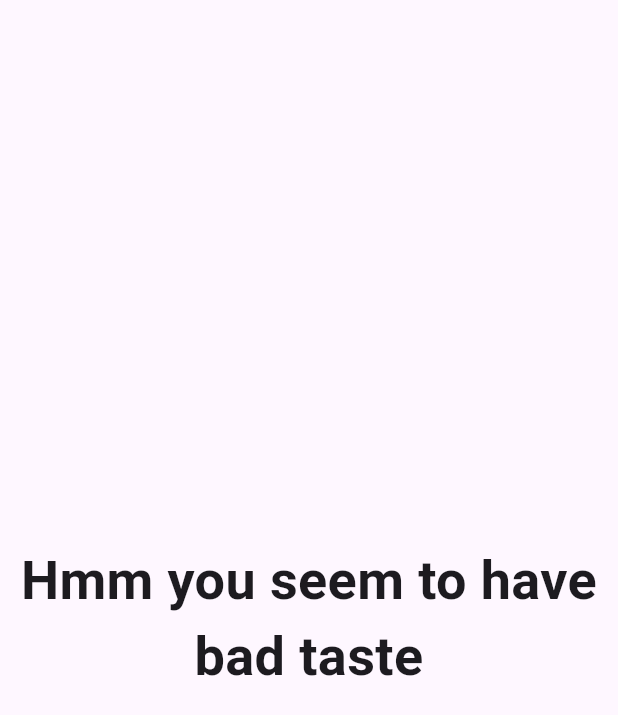
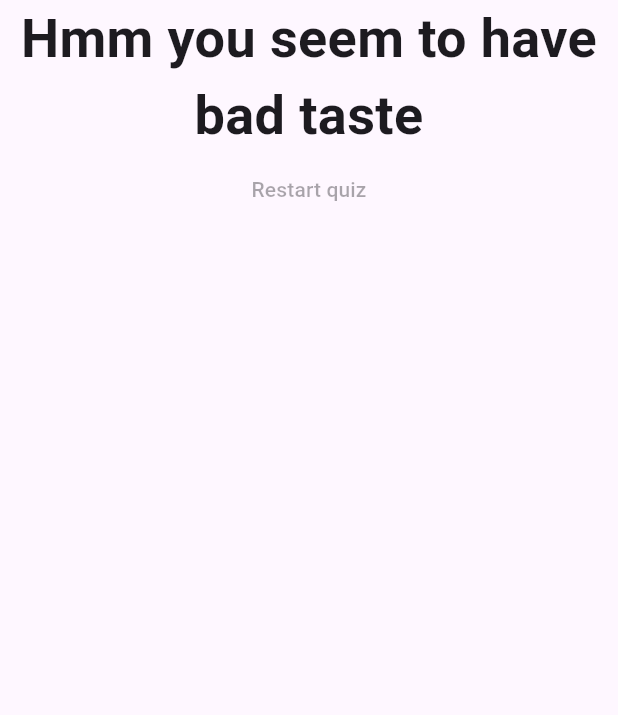
Before and after one commit to Ihimbru-K/quizo, a Flutter app: the Result widget shown alone on an empty page, opened directly with empty values, on a phone screen of 412 x 824 dp. Shown: the top 715 px of the screen. Run offline on Flutter 3.47's test engine with Material 3 defaults, Android fonts, the phone set to English and light mode, and no system bars; statements that could not run were skipped.

Commit message:
working on resetting quiz

```diff
--- a/lib/main.dart
+++ b/lib/main.dart
@@ -13,6 +13,18 @@ class MyApp extends StatefulWidget {
 
 class _MyAppState extends State<MyApp> {
   // _ converts the class from a public to a private class
+  /**
+   * Inside _MyAppState, we declare methods whose
+   * setStates trigger the build method to render some widgets or logic
+   * */
+
+  void _ResetQuiz(){
+    setState(() {
+      _questionIndex = 0;
+      _totalScore = 0;it
+    });
+
+  }
 
 
   final _questions = [
--- a/lib/result.dart
+++ b/lib/result.dart
@@ -1,40 +1,44 @@
 import 'package:flutter/material.dart';
+
 class Result extends StatelessWidget {
-
   final int resultScore;
 
   Result(this.resultScore);
-
 
   /**
    * In dart a getter is a special type of method that doesn't accept parameters
    * It enables us to access the properties of an object while providing some extra layer of computation
    * or control
    * */
-  String get resultPhrase{
+  String get resultPhrase {
     String resultText;
 
-    if(resultScore <= 15){
+    if (resultScore <= 15) {
       resultText = "Hmm you seem to have bad taste";
-    }else if(resultScore >15 && resultScore <= 25){
+    } else if (resultScore > 15 && resultScore <= 25) {
       resultText = "Oh you are pretty cool";
-    }else{
+    } else {
       resultText = "You're have great taste";
     }
     return resultText;
-
-
-
-
   }
-
-
 
   @override
   Widget build(BuildContext context) {
     return Center(
-
-      child: Text(resultPhrase, style: TextStyle(fontSize: 36, fontWeight:FontWeight.bold, ), textAlign: TextAlign.center,),
+      child: Column(
+        children: [
+          Text(
+            resultPhrase,
+            style: TextStyle(
+              fontSize: 36,
+              fontWeight: FontWeight.bold,
+            ),
+            textAlign: TextAlign.center,
+          ),
+          TextButton(onPressed: , child: Text("Restart quiz"))
+        ],
+      ),
     );
   }
 }
```
